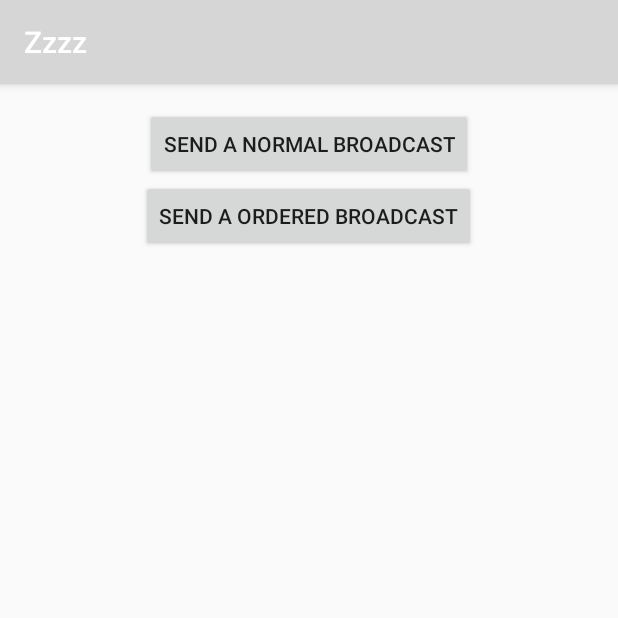
After one commit to haoguanqing/Tests-Misc-for-Android, an Android app: the BroadcastActivity screen opened directly, with no data from a screen before it, on a phone screen of 412 x 824 dp, the top half of it. The commit adds this screen. Run offline under Robolectric (Android 15) with nearby library versions, the phone set to English and light mode, and no system bars.

Commit message:
broadcast demo

```diff
--- a/app/build.gradle
+++ b/app/build.gradle
@@ -40,8 +40,6 @@ dependencies {
     compile 'com.android.support:support-v4:23.1.1'
     compile 'net.dean.jraw:JRAW:0.7.1'
 
-    compile 'cn.bmob.android:bmob-sdk:3.4.5'
-
     compile 'com.wang.avi:library:1.0.1'
 
     compile 'com.jakewharton:butterknife:7.0.1'
--- a/app/src/main/java/com/guanqing/zzzz/ZhihuDBHelper.java
+++ b/app/src/main/java/com/guanqing/zzzz/ZhihuDBHelper.java
@@ -34,6 +34,7 @@ public class ZhihuDBHelper extends SQLiteOpenHelper {
     public List<String> getAllTitles(){
         List<String> titleList = new ArrayList<>();
         SQLiteDatabase db = getReadableDatabase();
+
         Cursor cursor = db.query(TABLE_NAME, new String[]{"_title"}, null, null, null, null, null);
         if (cursor!=null){
             cursor.moveToFirst();
--- /dev/null
+++ b/app/src/main/java/com/guanqing/zzzz/broadcast/BroadcastActivity.java
@@ -0,0 +1,54 @@
+package com.guanqing.zzzz.broadcast;
+
+import android.content.Intent;
+import android.content.IntentFilter;
+import android.os.Bundle;
+import android.support.v7.app.AppCompatActivity;
+import android.view.View;
+
+import com.guanqing.zzzz.R;
+
+public class BroadcastActivity extends AppCompatActivity {
+
+    IntentFilter filter;
+    MyReciever2 reciever;
+
+    @Override
+    protected void onCreate(Bundle savedInstanceState) {
+        super.onCreate(savedInstanceState);
+        setContentView(R.layout.activity_broadcast);
+
+        //reciever registered dynamically has higher priority
+        //but only registered after running the codes
+        IntentFilter filter = new IntentFilter("BC_NORMAL");
+        MyReciever2 reciever = new MyReciever2();
+        registerReceiver(reciever, filter);
+    }
+
+    public void sendBroadcast(View v){
+        switch (v.getId()){
+            case R.id.send1://send a normal broadcast
+                Intent intent = new Intent();
+                intent.putExtra("msg", "This is a normal broadcast!");
+                intent.setAction("BC_NORMAL");
+                sendBroadcast(intent);
+                break;
+
+            case R.id.send2://send an ordered broadcast
+                Intent intent2 = new Intent();
+                intent2.putExtra("msg", "This is an ordered broadcast!");
+                intent2.setAction("BC_NORMAL");
+                sendOrderedBroadcast(intent2, null);
+                break;
+
+            default:
+                break;
+        }
+    }
+
+    @Override
+    protected void onDestroy() {
+        super.onDestroy();
+        if (reciever!=null) unregisterReceiver(reciever);
+    }
+}
--- /dev/null
+++ b/app/src/main/res/layout/activity_broadcast.xml
@@ -0,0 +1,32 @@
+<?xml version="1.0" encoding="utf-8"?>
+<LinearLayout xmlns:android="http://schemas.android.com/apk/res/android"
+    xmlns:tools="http://schemas.android.com/tools"
+    android:orientation="vertical"
+    android:gravity="center_horizontal"
+    android:layout_width="match_parent"
+    android:layout_height="match_parent"
+    android:paddingBottom="@dimen/activity_vertical_margin"
+    android:paddingLeft="@dimen/activity_horizontal_margin"
+    android:paddingRight="@dimen/activity_horizontal_margin"
+    android:paddingTop="@dimen/activity_vertical_margin"
+    tools:context=".broadcast.BroadcastActivity">
+
+    <Button
+        android:layout_width="wrap_content"
+        android:layout_height="wrap_content"
+        android:text="send a normal broadcast"
+        android:id="@+id/send1"
+        android:onClick="sendBroadcast"
+        android:layout_alignParentTop="true"
+        android:layout_centerHorizontal="true" />
+
+    <Button
+        android:layout_width="wrap_content"
+        android:layout_height="wrap_content"
+        android:text="send a ordered broadcast"
+        android:id="@+id/send2"
+        android:onClick="sendBroadcast"
+        android:layout_alignParentTop="true"
+        android:layout_centerHorizontal="true" />
+
+</LinearLayout>
```
Also changed, not shown: app/src/main/AndroidManifest.xml (+17 -1 lines), app/src/main/java/com/guanqing/zzzz/MainActivity.java (+10 -0 lines), app/src/main/java/com/guanqing/zzzz/broadcast/MyReciever.java (added, +25 -0 lines), app/src/main/java/com/guanqing/zzzz/broadcast/MyReciever2.java (added, +18 -0 lines), app/src/main/res/layout/content_main.xml (+7 -4 lines), imgur_api2/src/main/java/com/guanqing/imgur_api/ImgurService.java (line endings or trailing spaces), 2 other files.
